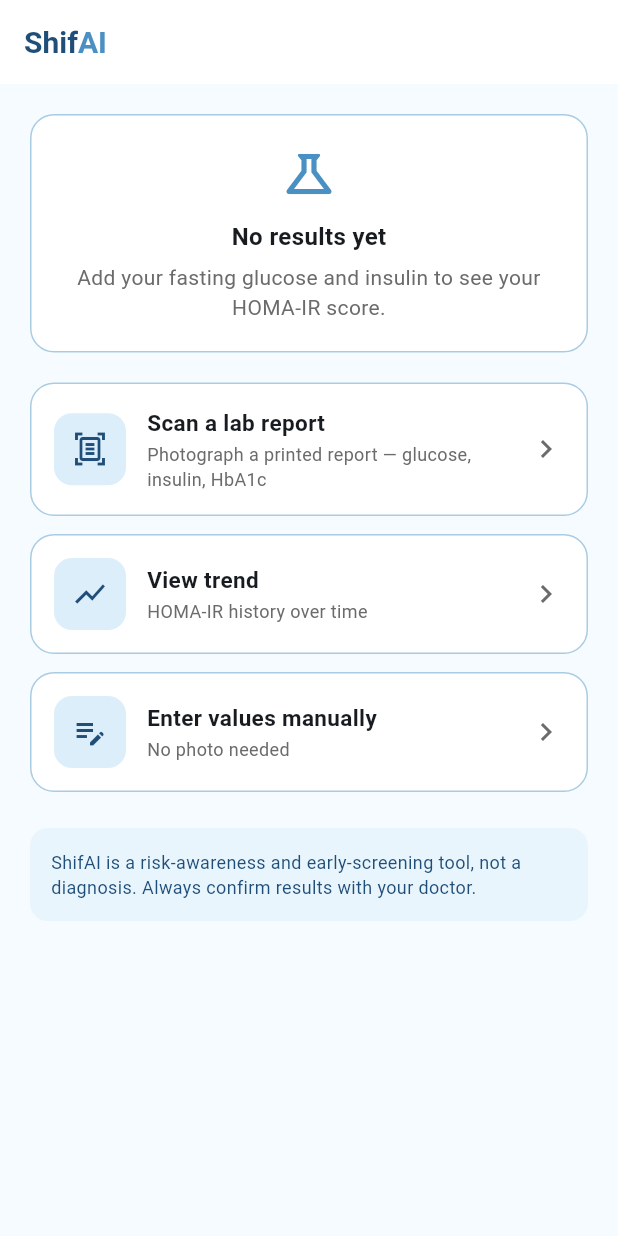
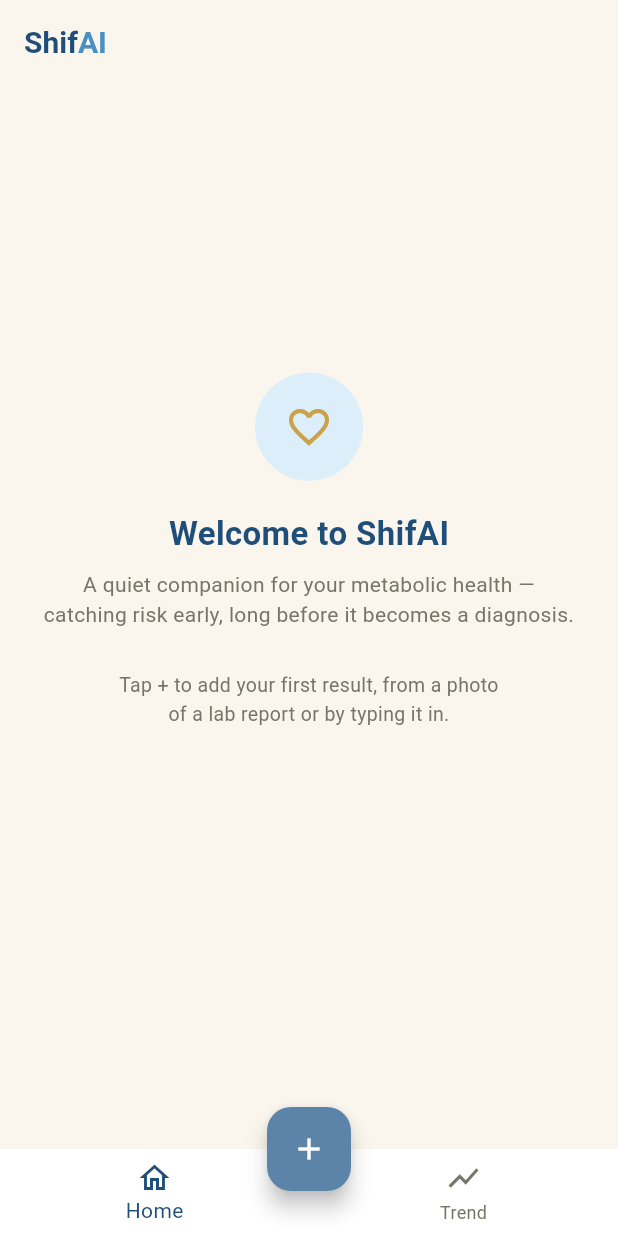
Before and after one commit to Rabaaab/ShifAI-, a Flutter app: the screen it shows after launch, on a phone screen of 412 x 824 dp. Run offline on Flutter 3.47's test engine with Material 3 defaults, Android fonts, the phone set to English and light mode, and no system bars; our stand-ins replace fl_chart, image_picker, shared_preferences; missing offline and left inert: google_mlkit_text_recognition.

Commit message:
Restyle UI to match WanisAI's simple, warm design language
Warm cream background and muted button blue instead of heavy pastel
tinting, bottom-nav shell with a single add action, contextual
green/amber/red status banners, and warmer copy — while keeping the
ShifAI blue brand identity. Also fixes lint issues and adds a
platform-safe (web-compatible) mobile-detection helper.

```diff
--- a/lib/main.dart
+++ b/lib/main.dart
@@ -1,7 +1,7 @@
 import 'package:flutter/material.dart';
 import 'package:provider/provider.dart';
 import 'providers/lab_records_provider.dart';
-import 'screens/home_screen.dart';
+import 'screens/app_shell.dart';
 import 'theme/app_theme.dart';
 
 void main() {
@@ -21,7 +21,7 @@ class ShifAiApp extends StatelessWidget {
         title: 'ShifAI',
         debugShowCheckedModeBanner: false,
         theme: AppTheme.light(),
-        home: const HomeScreen(),
+        home: const AppShell(),
       ),
     );
   }
--- /dev/null
+++ b/lib/screens/app_shell.dart
@@ -0,0 +1,51 @@
+import 'package:flutter/material.dart';
+import '../theme/app_colors.dart';
+import '../utils/platform_helper.dart';
+import 'home_screen.dart';
+import 'lab_entry_form_screen.dart';
+import 'lab_history_screen.dart';
+import 'lab_scan_screen.dart';
+
+/// Simple two-tab shell (Home / Trend) with one clear floating action for
+/// adding a result — mirrors WanisAI's pattern of a short, labeled nav and
+/// a single obvious next step, rather than a menu of competing options.
+class AppShell extends StatefulWidget {
+  const AppShell({super.key});
+
+  @override
+  State<AppShell> createState() => _AppShellState();
+}
+
+class _AppShellState extends State<AppShell> {
+  int _index = 0;
+
+  void _addResult() {
+    Navigator.of(context).push(MaterialPageRoute(
+      builder: (_) => isMobilePlatform ? const LabScanScreen() : const LabEntryFormScreen(),
+    ));
+  }
+
+  @override
+  Widget build(BuildContext context) {
+    return Scaffold(
+      body: IndexedStack(
+        index: _index,
+        children: const [HomeScreen(), LabHistoryScreen()],
+      ),
+      floatingActionButton: FloatingActionButton(
+        onPressed: _addResult,
+        backgroundColor: AppColors.buttonBlue,
+        child: const Icon(Icons.add, color: Colors.white),
+      ),
+      floatingActionButtonLocation: FloatingActionButtonLocation.centerDocked,
+      bottomNavigationBar: BottomNavigationBar(
+        currentIndex: _index,
+        onTap: (i) => setState(() => _index = i),
+        items: const [
+          BottomNavigationBarItem(icon: Icon(Icons.home_outlined), label: 'Home'),
+          BottomNavigationBarItem(icon: Icon(Icons.show_chart), label: 'Trend'),
+        ],
+      ),
+    );
+  }
+}
--- a/lib/screens/home_screen.dart
+++ b/lib/screens/home_screen.dart
@@ -1,21 +1,9 @@
-import 'dart:io' show Platform;
-import 'package:flutter/foundation.dart' show kIsWeb;
 import 'package:flutter/material.dart';
 import 'package:provider/provider.dart';
+import '../models/lab_record.dart';
 import '../providers/lab_records_provider.dart';
 import '../theme/app_colors.dart';
 import '../widgets/homa_ir_badge.dart';
-import 'lab_entry_form_screen.dart';
-import 'lab_history_screen.dart';
-import 'lab_scan_screen.dart';
-
-/// Camera-based OCR relies on Google ML Kit, which only ships Android/iOS
-/// implementations. On other platforms we hide the scan option and go
-/// straight to manual entry instead of letting it crash at runtime.
-bool get _scanSupported {
-  if (kIsWeb) return false;
-  return Platform.isAndroid || Platform.isIOS;
-}
 
 class HomeScreen extends StatelessWidget {
   const HomeScreen({super.key});
@@ -24,10 +12,12 @@ class HomeScreen extends StatelessWidget {
   Widget build(BuildContext context) {
     final provider = context.watch<LabRecordsProvider>();
     final latest = provider.latest;
+    final hasResult = latest != null && latest.homaIr != null;
 
     return Scaffold(
       appBar: AppBar(
         title: Row(
+          mainAxisSize: MainAxisSize.min,
           children: const [
             Text('Shif', style: TextStyle(color: AppColors.navy, fontWeight: FontWeight.bold)),
             Text('AI', style: TextStyle(color: AppColors.accentBlue, fontWeight: FontWeight.bold)),
@@ -35,151 +25,144 @@ class HomeScreen extends StatelessWidget {
         ),
       ),
       body: SafeArea(
-        child: ListView(
-          padding: const EdgeInsets.all(20),
-          children: [
-            Card(
-              child: Padding(
-                padding: const EdgeInsets.all(20),
         child: provider.loading
-                    ? const Center(child: Padding(
-                        padding: EdgeInsets.all(20),
-                        child: CircularProgressIndicator(),
-                      ))
-                    : latest == null || latest.homaIr == null
-                        ? _noDataYet(context)
-                        : _latestResult(context, latest.homaIr!, latest.homaIrBand!,
-                            latest.date),
+            ? const Center(child: CircularProgressIndicator())
+            : Padding(
+                padding: const EdgeInsets.fromLTRB(24, 12, 24, 100),
+                child: hasResult
+                    ? _statusView(latest)
+                    : _welcomeView(context),
               ),
       ),
+    );
+  }
+
+  /// First-run state — one warm message, one clear next step. No menu of
+  /// competing options, matching the "Welcome to Wanis / Start Setup" pattern.
+  Widget _welcomeView(BuildContext context) {
+    return Center(
+      child: Column(
+        mainAxisSize: MainAxisSize.min,
+        children: [
+          Container(
+            width: 72,
+            height: 72,
+            decoration: const BoxDecoration(
+              color: AppColors.pastel,
+              shape: BoxShape.circle,
+            ),
+            child: const Icon(Icons.favorite_border, color: AppColors.gold, size: 32),
+          ),
           const SizedBox(height: 20),
-            _ActionCard(
-              icon: _scanSupported ? Icons.document_scanner_outlined : Icons.edit_note,
-              title: _scanSupported ? 'Scan a lab report' : 'Add a lab result',
-              subtitle: _scanSupported
-                  ? 'Photograph a printed report — glucose, insulin, HbA1c'
-                  : 'Enter glucose, insulin or HbA1c manually',
-              onTap: () => Navigator.of(context).push(MaterialPageRoute(
-                builder: (_) => _scanSupported
-                    ? const LabScanScreen()
-                    : const LabEntryFormScreen(),
-              )),
+          const Text(
+            'Welcome to ShifAI',
+            style: TextStyle(fontSize: 22, fontWeight: FontWeight.bold, color: AppColors.navy),
           ),
-            const SizedBox(height: 12),
-            _ActionCard(
-              icon: Icons.show_chart,
-              title: 'View trend',
-              subtitle: 'HOMA-IR history over time',
-              onTap: () => Navigator.of(context).push(
-                MaterialPageRoute(builder: (_) => const LabHistoryScreen()),
+          const SizedBox(height: 8),
+          const Text(
+            'A quiet companion for your metabolic health —\ncatching risk early, long before it becomes a diagnosis.',
+            textAlign: TextAlign.center,
+            style: TextStyle(color: AppColors.gray, height: 1.4),
           ),
-            ),
-            if (_scanSupported) ...[
-              const SizedBox(height: 12),
-              _ActionCard(
-                icon: Icons.edit_note,
-                title: 'Enter values manually',
-                subtitle: 'No photo needed',
-                onTap: () => Navigator.of(context).push(
-                  MaterialPageRoute(builder: (_) => const LabEntryFormScreen()),
-                ),
+          const SizedBox(height: 28),
+          const Text(
+            'Tap + to add your first result, from a photo\nof a lab report or by typing it in.',
+            textAlign: TextAlign.center,
+            style: TextStyle(color: AppColors.gray, fontSize: 13),
           ),
         ],
-            const SizedBox(height: 24),
+      ),
+    );
+  }
+
+  /// Returning state — the number, a plain-language status line in a
+  /// contextual banner (green/amber/red), nothing else competing for attention.
+  Widget _statusView(LabRecord latest) {
+    final band = latest.homaIrBand!;
+    final banner = _bannerFor(band);
+
+    return Column(
+      children: [
+        const SizedBox(height: 8),
+        const Text('Your latest HOMA-IR', style: TextStyle(color: AppColors.gray)),
+        const SizedBox(height: 16),
+        HomaIrBadge(homaIr: latest.homaIr!, band: band, size: 120),
+        const SizedBox(height: 28),
         Container(
-              padding: const EdgeInsets.all(14),
+          width: double.infinity,
+          padding: const EdgeInsets.all(16),
           decoration: BoxDecoration(
-                color: AppColors.pastel.withValues(alpha: 0.5),
-                borderRadius: BorderRadius.circular(12),
+            color: banner.bg,
+            borderRadius: BorderRadius.circular(16),
           ),
-              child: const Text(
-                'ShifAI is a risk-awareness and early-screening tool, not a '
-                'diagnosis. Always confirm results with your doctor.',
-                style: TextStyle(color: AppColors.navy, fontSize: 12),
+          child: Row(
+            crossAxisAlignment: CrossAxisAlignment.start,
+            children: [
+              Icon(banner.icon, color: banner.fg, size: 20),
+              const SizedBox(width: 10),
+              Expanded(
+                child: Text(
+                  banner.message,
+                  style: TextStyle(color: banner.fg, fontSize: 13.5, height: 1.4),
                 ),
               ),
             ],
           ),
         ),
-    );
-  }
-
-  Widget _noDataYet(BuildContext context) {
-    return const Column(
-      children: [
-        Icon(Icons.science_outlined, size: 40, color: AppColors.accentBlue),
-        SizedBox(height: 10),
-        Text('No results yet', style: TextStyle(fontWeight: FontWeight.bold, fontSize: 16)),
-        SizedBox(height: 6),
-        Text(
-          'Add your fasting glucose and insulin to see your HOMA-IR score.',
-          textAlign: TextAlign.center,
-          style: TextStyle(color: AppColors.gray),
+        const SizedBox(height: 20),
+        Container(
+          padding: const EdgeInsets.all(14),
+          decoration: BoxDecoration(
+            color: AppColors.creamCard,
+            borderRadius: BorderRadius.circular(12),
+            border: Border.all(color: AppColors.pastelBorder),
+          ),
+          child: const Text(
+            'ShifAI is a risk-awareness tool, not a diagnosis. Always confirm '
+            'results with your doctor.',
+            style: TextStyle(color: AppColors.gray, fontSize: 12),
+          ),
         ),
       ],
     );
   }
 
-  Widget _latestResult(
-      BuildContext context, double homaIr, dynamic band, DateTime date) {
-    return Column(
-      children: [
-        const Text('Latest HOMA-IR', style: TextStyle(color: AppColors.gray)),
-        const SizedBox(height: 12),
-        HomaIrBadge(homaIr: homaIr, band: band, size: 110),
-      ],
+  _Banner _bannerFor(HomaIrBand band) {
+    switch (band) {
+      case HomaIrBand.optimal:
+      case HomaIrBand.normal:
+        return _Banner(
+          bg: AppColors.safeBg,
+          fg: AppColors.safeText,
+          icon: Icons.check_circle_outline,
+          message: "You're in a healthy range. Keep up your current habits — "
+              'add a new result any time to keep tracking your trend.',
+        );
+      case HomaIrBand.earlyResistance:
+        return _Banner(
+          bg: AppColors.warningBg,
+          fg: AppColors.warningText,
+          icon: Icons.info_outline,
+          message: 'This suggests early insulin resistance. A short walk after '
+              'meals and cutting back on refined carbs can help — and it\'s '
+              'worth mentioning to your doctor.',
+        );
+      case HomaIrBand.significantResistance:
+        return _Banner(
+          bg: AppColors.dangerBg,
+          fg: AppColors.dangerText,
+          icon: Icons.warning_amber_outlined,
+          message: 'This is in a range worth discussing with your doctor soon. '
+              "ShifAI can't diagnose you, but this pattern is one they should know about.",
         );
     }
   }
+}
 
-class _ActionCard extends StatelessWidget {
+class _Banner {
+  final Color bg;
+  final Color fg;
   final IconData icon;
-  final String title;
-  final String subtitle;
-  final VoidCallback onTap;
-
-  const _ActionCard({
-    required this.icon,
-    required this.title,
-    required this.subtitle,
-    required this.onTap,
-  });
-
-  @override
-  Widget build(BuildContext context) {
-    return Card(
-      child: InkWell(
-        borderRadius: BorderRadius.circular(16),
-        onTap: onTap,
-        child: Padding(
-          padding: const EdgeInsets.all(16),
-          child: Row(
-            children: [
-              Container(
-                width: 48,
-                height: 48,
-                decoration: BoxDecoration(
-                  color: AppColors.pastel,
-                  borderRadius: BorderRadius.circular(12),
-                ),
-                child: Icon(icon, color: AppColors.navy),
-              ),
-              const SizedBox(width: 14),
-              Expanded(
-                child: Column(
-                  crossAxisAlignment: CrossAxisAlignment.start,
-                  children: [
-                    Text(title, style: const TextStyle(fontWeight: FontWeight.w600, fontSize: 15)),
-                    const SizedBox(height: 2),
-                    Text(subtitle, style: const TextStyle(color: AppColors.gray, fontSize: 12)),
-                  ],
-                ),
-              ),
-              const Icon(Icons.chevron_right, color: AppColors.gray),
-            ],
-          ),
-        ),
-      ),
-    );
+  final String message;
+  _Banner({required this.bg, required this.fg, required this.icon, required this.message});
 }
-}
--- a/lib/screens/lab_history_screen.dart
+++ b/lib/screens/lab_history_screen.dart
@@ -117,7 +117,7 @@ class _TrendChart extends StatelessWidget {
             color: AppColors.navy,
             barWidth: 3,
             dotData: FlDotData(
-              getDotPainter: (spot, _, __, ___) =>
+              getDotPainter: (spot, _, _, _) =>
                   FlDotCirclePainter(radius: 4, color: AppColors.accentBlue, strokeWidth: 0),
             ),
             belowBarData: BarAreaData(show: true, color: AppColors.pastel.withValues(alpha: 0.5)),
--- a/lib/theme/app_colors.dart
+++ b/lib/theme/app_colors.dart
@@ -1,17 +1,41 @@
 import 'package:flutter/material.dart';
 
-/// ShifAI brand palette — pastel blue, matches the project report and logo prompts.
+/// ShifAI brand palette.
+/// Blue identity (navy/accentBlue) kept from the logo & branding work;
+/// warmth and calm borrowed from the WanisAI reference — cream backgrounds
+/// instead of heavy blue tinting, a muted button blue, and contextual
+/// banner colors (info/warning/safe) instead of one color doing everything.
 class AppColors {
   AppColors._();
 
   static const Color navy = Color(0xFF1F4E79);
   static const Color accentBlue = Color(0xFF4A90C2);
+
+  // Muted, calmer blue for primary buttons — softer than accentBlue.
+  static const Color buttonBlue = Color(0xFF5B84A8);
+
+  // Warm cream, replaces the old pastel-blue-tinted background.
+  static const Color cream = Color(0xFFFAF6EE);
+  static const Color creamCard = Color(0xFFFFFFFF);
+
   static const Color pastel = Color(0xFFDCEEFA);
-  static const Color pastelBorder = Color(0xFFA9CCE3);
-  static const Color text = Color(0xFF333333);
-  static const Color gray = Color(0xFF6B6B6B);
+  static const Color pastelBorder = Color(0xFFE4DCC8);
+
+  static const Color text = Color(0xFF33342E);
+  static const Color gray = Color(0xFF767569);
+
+  // Contextual banner colors, matching WanisAI's "safety first" / "you are safe" pattern.
+  static const Color warningBg = Color(0xFFFBF1D9);
+  static const Color warningText = Color(0xFFB07C2C);
+  static const Color safeBg = Color(0xFFE4F1E6);
+  static const Color safeText = Color(0xFF3E7A52);
+  static const Color dangerBg = Color(0xFFF8E7E5);
+  static const Color dangerText = Color(0xFFB0453A);
 
   static const Color warning = Color(0xFFE0A458);
   static const Color danger = Color(0xFFD9695F);
   static const Color safe = Color(0xFF5FA777);
+
+  // Warm accent, used sparingly (small icon touches) like WanisAI's gold mark.
+  static const Color gold = Color(0xFFC9A24B);
 }
--- a/lib/theme/app_theme.dart
+++ b/lib/theme/app_theme.dart
@@ -10,15 +10,15 @@ class AppTheme {
       colorScheme: ColorScheme.fromSeed(
         seedColor: AppColors.accentBlue,
         primary: AppColors.navy,
-        secondary: AppColors.accentBlue,
-        surface: Colors.white,
+        secondary: AppColors.buttonBlue,
+        surface: AppColors.creamCard,
       ),
-      scaffoldBackgroundColor: const Color(0xFFF6FBFF),
+      scaffoldBackgroundColor: AppColors.cream,
     );
 
     return base.copyWith(
       appBarTheme: const AppBarTheme(
-        backgroundColor: Colors.white,
+        backgroundColor: AppColors.cream,
         foregroundColor: AppColors.navy,
         elevation: 0,
         centerTitle: false,
@@ -29,46 +29,59 @@ class AppTheme {
         ),
       ),
       cardTheme: CardThemeData(
-        color: Colors.white,
+        color: AppColors.creamCard,
         elevation: 0,
         shape: RoundedRectangleBorder(
-          borderRadius: BorderRadius.circular(16),
+          borderRadius: BorderRadius.circular(18),
           side: const BorderSide(color: AppColors.pastelBorder),
         ),
         margin: EdgeInsets.zero,
       ),
       elevatedButtonTheme: ElevatedButtonThemeData(
         style: ElevatedButton.styleFrom(
-          backgroundColor: AppColors.navy,
+          backgroundColor: AppColors.buttonBlue,
           foregroundColor: Colors.white,
-          padding: const EdgeInsets.symmetric(vertical: 14, horizontal: 20),
-          shape: RoundedRectangleBorder(borderRadius: BorderRadius.circular(12)),
+          padding: const EdgeInsets.symmetric(vertical: 16, horizontal: 20),
+          shape: RoundedRectangleBorder(borderRadius: BorderRadius.circular(14)),
           textStyle: const TextStyle(fontWeight: FontWeight.w600, fontSize: 16),
+          elevation: 0,
         ),
       ),
       outlinedButtonTheme: OutlinedButtonThemeData(
         style: OutlinedButton.styleFrom(
           foregroundColor: AppColors.navy,
-          side: const BorderSide(color: AppColors.accentBlue),
-          padding: const EdgeInsets.symmetric(vertical: 14, horizontal: 20),
-          shape: RoundedRectangleBorder(borderRadius: BorderRadius.circular(12)),
+          side: const BorderSide(color: AppColors.pastelBorder, width: 1.4),
+          padding: const EdgeInsets.symmetric(vertical: 16, horizontal: 20),
+          shape: RoundedRectangleBorder(borderRadius: BorderRadius.circular(14)),
         ),
+      ),
+      textButtonTheme: TextButtonThemeData(
+        style: TextButton.styleFrom(foregroundColor: AppColors.buttonBlue),
       ),
       inputDecorationTheme: InputDecorationTheme(
         filled: true,
-        fillColor: AppColors.pastel.withValues(alpha: 0.4),
+        fillColor: AppColors.creamCard,
         border: OutlineInputBorder(
-          borderRadius: BorderRadius.circular(12),
+          borderRadius: BorderRadius.circular(14),
           borderSide: const BorderSide(color: AppColors.pastelBorder),
         ),
         enabledBorder: OutlineInputBorder(
-          borderRadius: BorderRadius.circular(12),
+          borderRadius: BorderRadius.circular(14),
           borderSide: const BorderSide(color: AppColors.pastelBorder),
         ),
         focusedBorder: OutlineInputBorder(
-          borderRadius: BorderRadius.circular(12),
-          borderSide: const BorderSide(color: AppColors.navy, width: 2),
+          borderRadius: BorderRadius.circular(14),
+          borderSide: const BorderSide(color: AppColors.buttonBlue, width: 2),
         ),
+        labelStyle: const TextStyle(color: AppColors.gray),
+      ),
+      bottomNavigationBarTheme: const BottomNavigationBarThemeData(
+        backgroundColor: AppColors.creamCard,
+        selectedItemColor: AppColors.navy,
+        unselectedItemColor: AppColors.gray,
+        showUnselectedLabels: true,
+        type: BottomNavigationBarType.fixed,
+        elevation: 0,
       ),
     );
   }
--- /dev/null
+++ b/lib/utils/platform_helper.dart
@@ -0,0 +1,7 @@
+import 'platform_helper_stub.dart' if (dart.library.io) 'platform_helper_io.dart' as impl;
+
+/// True on Android/iOS, false everywhere else (web, desktop).
+/// Camera + on-device OCR (Google ML Kit) only ship native implementations
+/// for Android/iOS, so this gates the scan flow to platforms that actually
+/// support it, and safely compiles on web too (no dart:io import there).
+bool get isMobilePlatform => impl.isMobilePlatformImpl;
--- /dev/null
+++ b/lib/utils/platform_helper_io.dart
@@ -0,0 +1,3 @@
+import 'dart:io';
+
+bool get isMobilePlatformImpl => Platform.isAndroid || Platform.isIOS;
--- /dev/null
+++ b/lib/utils/platform_helper_stub.dart
@@ -0,0 +1,2 @@
+/// Fallback used when dart:io isn't available (e.g. web).
+bool get isMobilePlatformImpl => false;
```
Also changed, not shown: pubspec.lock, 6 other files. Lines whose indentation alone changed are shown as unchanged.
